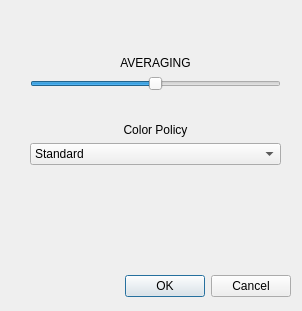
First picture: the form in Windows/UI_files/PerfOptions.ui, repository LemurPwned/VISM, before the edit.
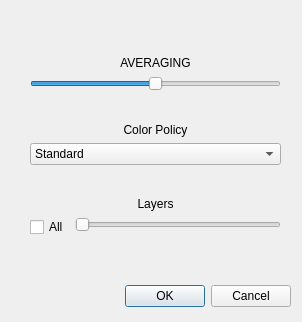
Second picture: the form after the edit.

Patch:
```diff
--- a/Windows/UI_files/PerfOptions.ui
+++ b/Windows/UI_files/PerfOptions.ui
@@ -7,7 +7,7 @@
     <x>0</x>
     <y>0</y>
     <width>302</width>
-    <height>311</height>
+    <height>322</height>
    </rect>
   </property>
   <property name="windowTitle">
@@ -17,7 +17,7 @@
    <property name="geometry">
     <rect>
      <x>-50</x>
-     <y>270</y>
+     <y>280</y>
      <width>341</width>
      <height>32</height>
     </rect>
@@ -35,7 +35,7 @@
      <x>30</x>
      <y>30</y>
      <width>251</width>
-     <height>191</height>
+     <height>240</height>
     </rect>
    </property>
    <layout class="QFormLayout" name="formLayout">
@@ -118,6 +118,46 @@
       </item>
      </widget>
     </item>
+    <item row="6" column="0" colspan="2">
+     <spacer name="horizontalSpacer_3">
+      <property name="orientation">
+       <enum>Qt::Horizontal</enum>
+      </property>
+      <property name="sizeHint" stdset="0">
+       <size>
+        <width>40</width>
+        <height>20</height>
+       </size>
+      </property>
+     </spacer>
+    </item>
+    <item row="7" column="0" colspan="2">
+     <widget class="QLabel" name="label_3">
+      <property name="text">
+       <string>Layers</string>
+      </property>
+      <property name="alignment">
+       <set>Qt::AlignCenter</set>
+      </property>
+     </widget>
+    </item>
+    <item row="8" column="0">
+     <widget class="QCheckBox" name="checkBox">
+      <property name="text">
+       <string>All</string>
+      </property>
+     </widget>
+    </item>
+    <item row="8" column="1">
+     <widget class="QSlider" name="horizontalSlider_2">
+      <property name="enabled">
+       <bool>false</bool>
+      </property>
+      <property name="orientation">
+       <enum>Qt::Horizontal</enum>
+      </property>
+     </widget>
+    </item>
    </layout>
   </widget>
  </widget>
```
